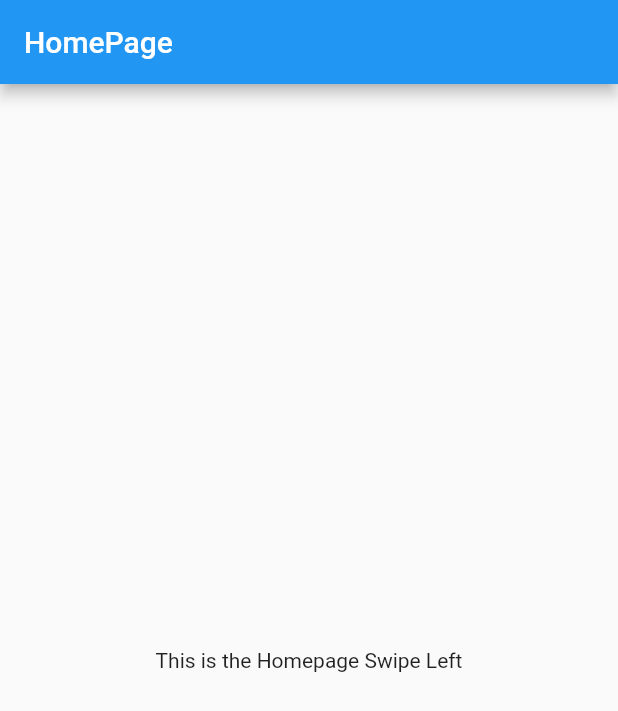
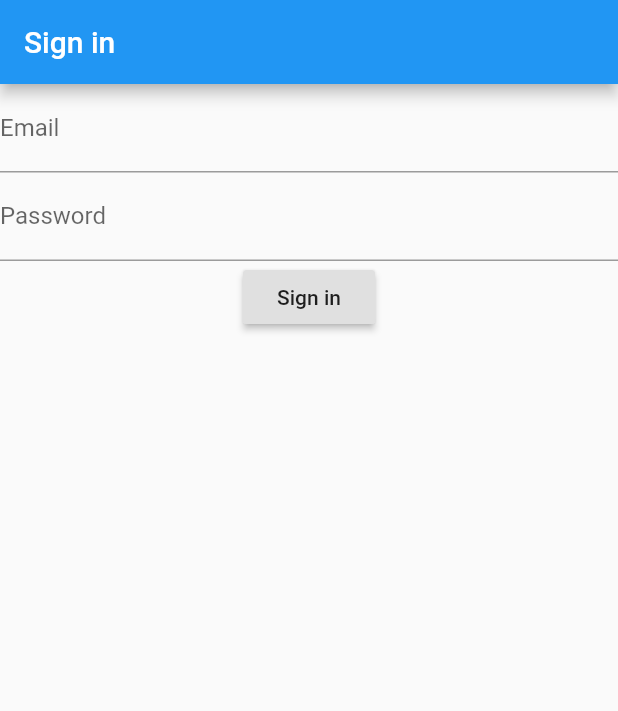
Before and after one commit to FalconOVII/CSCI567_SightSeer_App, a Flutter app: the screen it shows after launch, on a phone screen of 412 x 824 dp. Shown: the top 711 px of the screen. Run offline on Flutter 3.47's test engine with Material 2 defaults, Android fonts, the phone set to English and light mode, and no system bars; our stand-ins replace firebase_auth; accounts and stored records are empty.

```diff
--- /dev/null
+++ b/sightseer/lib/Setup/signin.dart
@@ -0,0 +1,70 @@
+import 'package:flutter/material.dart';
+import 'package:firebase_auth/firebase_auth.dart';
+import 'package:sightseer/homepage.dart';
+
+class LoginPage extends StatefulWidget {
+  @override
+  _LoginPageState createState() => new _LoginPageState();
+}
+
+class _LoginPageState extends State<LoginPage> {
+
+  String _email, _password;
+  final GlobalKey<FormState> _formKey = GlobalKey<FormState>();
+
+  @override
+  Widget build(BuildContext context) {
+    return Scaffold(
+      appBar: AppBar(
+        title: Text('Sign in'),
+      ),
+      body: Form(
+        key: _formKey,
+        child: Column(
+          children: <Widget>[
+            TextFormField(
+              validator: (input){
+                if(input.isEmpty){
+                  return 'Please type in a Valid Email';
+                }
+              },
+              onSaved: (input) => _email = input,
+              decoration: InputDecoration(
+                labelText: 'Email'
+              ),
+            ),
+            TextFormField(
+              validator: (input){
+                if(input.length < 6){
+                  return 'Your Password must be at least 6 characters';
+                }
+              },
+              onSaved: (input) => _password = input,
+              decoration: InputDecoration(
+                  labelText: 'Password'
+              ),
+              obscureText: true,
+            ),
+            RaisedButton(
+              onPressed: signIn,
+              child: Text('Sign in'),
+            ),
+          ],
+        ),
+      ),
+    );
+  }
+
+  Future<void> signIn() async{
+    final formState = _formKey.currentState;
+    if(formState.validate()){
+      formState.save();
+      try{
+        FirebaseUser user = await FirebaseAuth.instance.signInWithEmailAndPassword(email: _email, password: _password);
+        Navigator.push(context, MaterialPageRoute(builder: (context) => HomePage()));
+      }catch(e){
+        print(e.message);
+      }
+    }
+  }
+}
--- a/sightseer/lib/main.dart
+++ b/sightseer/lib/main.dart
@@ -1,6 +1,8 @@
 import 'package:flutter/material.dart';
 import 'package:sightseer/homepage.dart';
 import 'package:sightseer/chatpage.dart';
+import 'package:sightseer/Setup/signin.dart';
+//import 'package:firebase_integration/Setup/signin.dart'
 
 void main() => runApp(MyApp());
 
@@ -11,6 +13,7 @@ class MyApp extends StatelessWidget {
       title: 'Sightseer',
       home: PageView(
         children: <Widget>[
+          LoginPage(),
           HomePage(),
           ChatPage()
         ],
```
Also changed, not shown: sightseer/pubspec.yaml (+18 -0 lines), sightseer/pubspec.lock, 4 other files.
